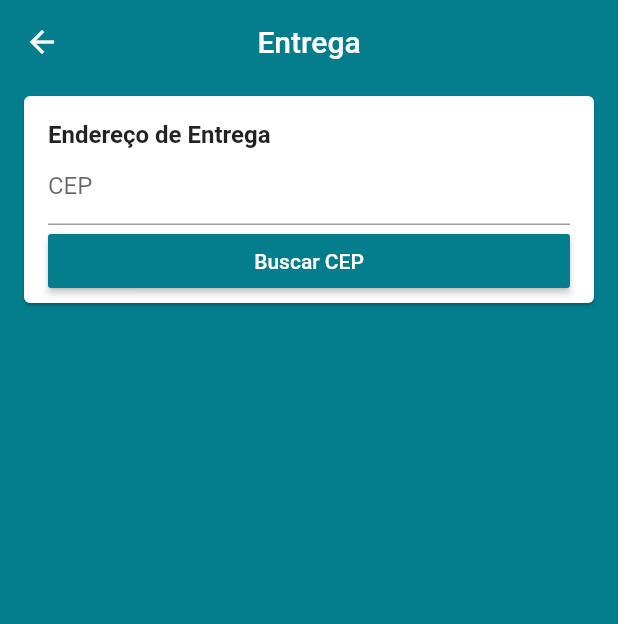
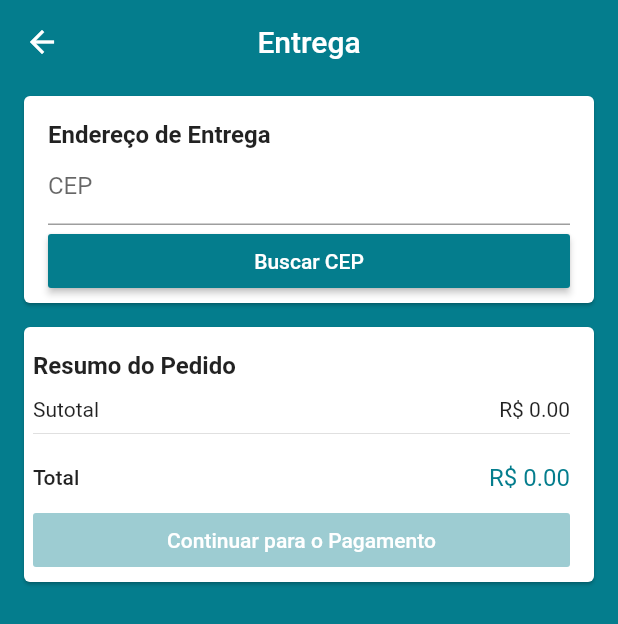
Before and after one commit to Cristiano-Silva-Ferreira/Loja-Flutter, a Flutter app: the CartScreen screen opened by its route, after a tap on "Continuar para Entrega", on a phone screen of 412 x 824 dp. Shown: the top 624 px of the screen. Run offline on Flutter 3.47's test engine with Material 2 defaults, Android fonts, the phone set to English and light mode, and no system bars; our stand-ins replace brasil_fields, carousel_pro, cloud_firestore, dio, firebase_auth, firebase_storage and 4 more; missing offline and left inert: alphabet_list_scroll_view; accounts and stored records are empty.

Commit message:
Recuperando os dados do cliente numa widget separada, calculando o valor correto do frente e bloquendo o botão de continuar para o pagamento

```diff
--- a/analysis_options.yaml
+++ b/analysis_options.yaml
@@ -3,3 +3,4 @@ include: package:lint/analysis_options.yaml
 linter:
   rules:
     file_names: false
+    avoid_print: false
--- a/lib/common/custom_drawer/price_card.dart
+++ b/lib/common/custom_drawer/price_card.dart
@@ -12,6 +12,8 @@ class PriceCard extends StatelessWidget {
   Widget build(BuildContext context) {
     final cartManager = context.watch<CartManager>();
     final productsPrice = cartManager.productsPrice;
+    final deliveryPrice = cartManager.deliveryPrince;
+    final totalPrice = cartManager.totalPrice;
 
     return Card(
       margin: const EdgeInsets.symmetric(horizontal: 16, vertical: 8),
@@ -20,6 +22,7 @@ class PriceCard extends StatelessWidget {
         child: Column(
           crossAxisAlignment: CrossAxisAlignment.stretch,
           children: <Widget>[
+            // Campo do Resumo do Pedido
             Text(
               'Resumo do Pedido',
               textAlign: TextAlign.start,
@@ -28,9 +31,12 @@ class PriceCard extends StatelessWidget {
                 fontSize: 16,
               ),
             ),
+
             const SizedBox(
               height: 12,
             ),
+
+            // Campo do Subtotal
             Row(
               mainAxisAlignment: MainAxisAlignment.spaceBetween,
               children: <Widget>[
@@ -38,10 +44,26 @@ class PriceCard extends StatelessWidget {
                 Text('R\$ ${productsPrice.toStringAsFixed(2)}')
               ],
             ),
+
             const Divider(),
+
+            // Campo do Entrega
+            if (deliveryPrice != null) ...[
+              Row(
+                mainAxisAlignment: MainAxisAlignment.spaceBetween,
+                children: <Widget>[
+                  const Text('Entrega'),
+                  Text('R\$ ${deliveryPrice.toStringAsFixed(2)}')
+                ],
+              ),
+              const Divider(),
+            ],
+
             const SizedBox(
               height: 12,
             ),
+
+            // Campo do Total
             Row(
               mainAxisAlignment: MainAxisAlignment.spaceBetween,
               children: <Widget>[
@@ -50,15 +72,18 @@ class PriceCard extends StatelessWidget {
                   style: TextStyle(fontWeight: FontWeight.w500),
                 ),
                 Text(
-                  'R\$ ${productsPrice.toStringAsFixed(2)}',
+                  'R\$ ${totalPrice.toStringAsFixed(2)}',
                   style: TextStyle(
                       color: Theme.of(context).primaryColor, fontSize: 16),
                 )
               ],
             ),
+
             const SizedBox(
               height: 8,
             ),
+
+            // Botão
             RaisedButton(
               color: Theme.of(context).primaryColor,
               disabledColor: Theme.of(context).primaryColor.withAlpha(100),
--- a/lib/main.dart
+++ b/lib/main.dart
@@ -13,7 +13,6 @@ import 'package:lojavirtual/screens/login/login_screen.dart';
 import 'package:lojavirtual/screens/product/product_screen.dart';
 import 'package:lojavirtual/screens/select_product/select_product_screen.dart';
 import 'package:lojavirtual/screens/signup/signup_screen.dart';
-import 'package:lojavirtual/services/cepaberto_services.dart';
 import 'package:provider/provider.dart';
 
 void main() async {
--- a/lib/models/cart_manager.dart
+++ b/lib/models/cart_manager.dart
@@ -18,6 +18,9 @@ class CartManager extends ChangeNotifier {
 
   num productsPrice = 0.0;
   num deliveryPrince;
+
+  // Calculando o valor total da venda
+  num get totalPrice => productsPrice + (deliveryPrince ?? 0);
 
   final Firestore firestore = Firestore.instance;
 
@@ -106,13 +109,16 @@ class CartManager extends ChangeNotifier {
     }
   }
 
-  // Verificando se em todos os carrinho tem estoque o suficiente
+  // Função para Verificar se em todos os carrinho tem estoque o suficiente
   bool get isCartValid {
     for (final cartProduct in items) {
       if (!cartProduct.hasStock) return false;
     }
     return true;
   }
+
+  // Função para verificar se o endereço e o preço são diferente de nulo
+  bool get isAddressValid => address != null && deliveryPrince != null;
 
   // ADDRESS
   // Recebendo os dados do serviço de endereço
@@ -149,6 +155,7 @@ class CartManager extends ChangeNotifier {
 
     if (await calculateDelivery(address.lat, address.long)) {
       print('price $deliveryPrince');
+      notifyListeners();
     } else {
       return Future.error('Endereço fora do raio de entrega :(');
     }
@@ -157,6 +164,7 @@ class CartManager extends ChangeNotifier {
   // Função para remover o CEP gravado
   void removeAddress() {
     address = null;
+    deliveryPrince = null;
     notifyListeners();
   }
 
--- a/lib/screens/address/address_screen.dart
+++ b/lib/screens/address/address_screen.dart
@@ -1,5 +1,8 @@
 import 'package:flutter/material.dart';
+import 'package:lojavirtual/common/custom_drawer/price_card.dart';
+import 'package:lojavirtual/models/cart_manager.dart';
 import 'package:lojavirtual/screens/address/components/address_card.dart';
+import 'package:provider/provider.dart';
 
 class AddressScreen extends StatelessWidget {
   @override
@@ -12,6 +15,14 @@ class AddressScreen extends StatelessWidget {
       body: ListView(
         children: <Widget>[
           AddressCard(),
+          Consumer<CartManager>(
+            builder: (_, cartManager, __) {
+              return PriceCard(
+                buttonText: 'Continuar para o Pagamento',
+                onPressed: cartManager.isAddressValid ? () {} : null,
+              );
+            },
+          )
         ],
       ),
     );
--- a/lib/screens/address/components/address_input_field.dart
+++ b/lib/screens/address/components/address_input_field.dart
@@ -12,13 +12,14 @@ class AddressInputField extends StatelessWidget {
   @override
   Widget build(BuildContext context) {
     final primaryColor = Theme.of(context).primaryColor;
+    final cartManager = context.watch<CartManager>();
 
     // Validador dos compos do endereço
     String emptyValidator(String text) =>
         text.isEmpty ? 'Campo obrigatório' : null;
 
     // Verificando se o CEP foi preenchido
-    if (address.zipCode != null) {
+    if (address.zipCode != null && cartManager.deliveryPrince == null) {
       return GestureDetector(
           child: Column(
         crossAxisAlignment: CrossAxisAlignment.stretch,
@@ -159,6 +160,16 @@ class AddressInputField extends StatelessWidget {
             ],
           )
       );
+
+      // Widget da informação do endereço do delivery
+    } else if (address.zipCode != null) {
+      return Padding(
+        padding: const EdgeInsets.only(bottom: 16),
+        child: Text(
+            '${address.street}, ${address.number}\n${address.district}\n'
+                '${address.city} - ${address.state}'
+        ),
+      );
     } else {
       return Container();
     }
```
Lines whose indentation alone changed are shown as unchanged.
